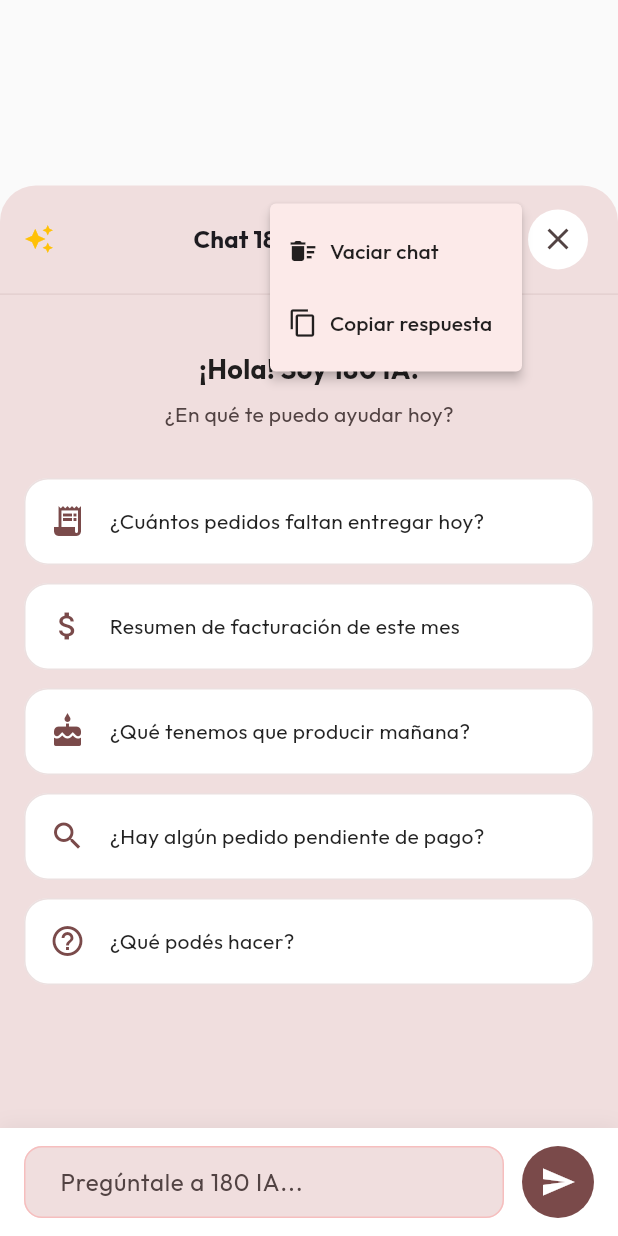
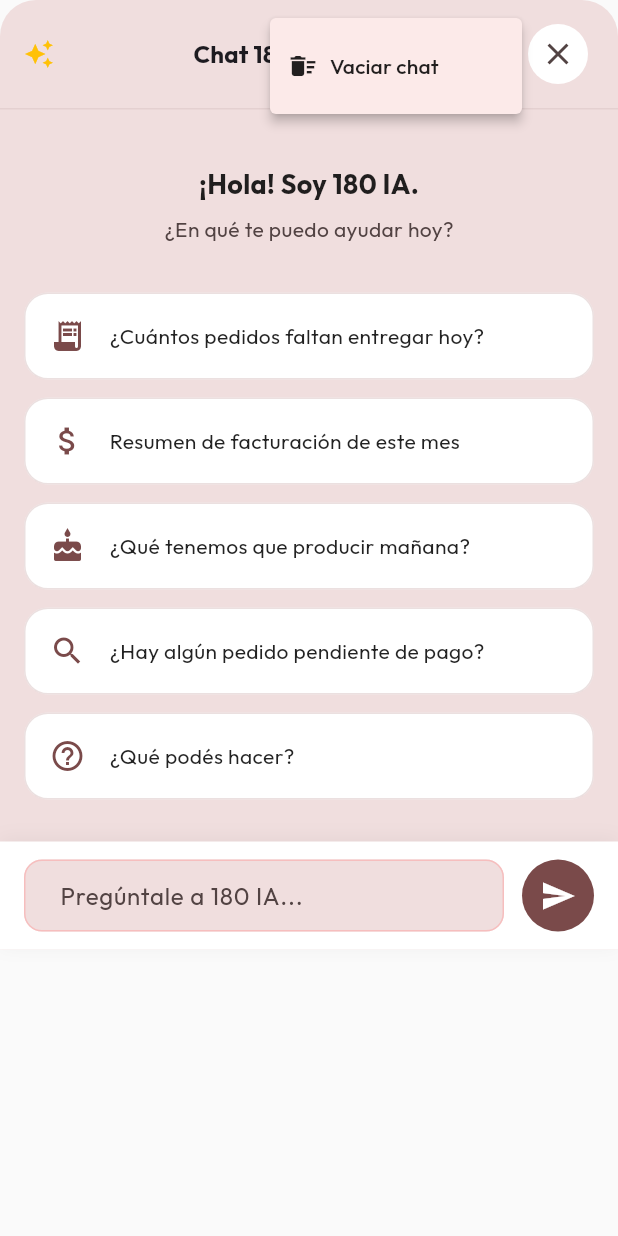
Before and after one commit to GustavoGines/180-flutter, a Flutter app: the CopilotBottomSheet widget shown alone on an empty page, opened directly, after a tap on the "more vert" icon, on a phone screen of 412 x 824 dp. Run offline on Flutter 3.47's test engine with Material 3 defaults, Android fonts, the light colour scheme and no system bars; our stand-ins replace cached_network_image, dio, firebase_core, firebase_messaging, fl_chart, flutter_contacts and 26 more; missing offline and left inert: firebase_app_distribution_platform_interface, record; accounts and stored records are empty; network calls fail.

Commit message:
style: rediseñar UX de la hoja inferior del Chat de IA - Se quitó DraggableScrollableSheet para usar un layout responsivo nativo que crece con el contenido - Se movió el botón de copiar respuesta del menú de 3 puntos directamente a cada burbuja de mensaje

```diff
--- a/lib/feature/copilot/copilot_bottom_sheet.dart
+++ b/lib/feature/copilot/copilot_bottom_sheet.dart
@@ -101,36 +101,20 @@ class _CopilotBottomSheetState extends ConsumerState<CopilotBottomSheet> {
     // Si solo está el mensaje de bienvenida y no hay carga, mostramos prompts
     final showPrompts = messages.length <= 1 && !messages.any((m) => m.isLoading);
 
-    return DraggableScrollableSheet(
-      initialChildSize: 0.85,
-      minChildSize: 0.25,
-      maxChildSize: 0.95,
-      builder: (context, scrollController) {
-        return TweenAnimationBuilder<double>(
-          duration: const Duration(milliseconds: 400),
-          curve: Curves.easeOutQuart,
-          tween: Tween(begin: 0.0, end: 1.0),
-          builder: (context, value, child) {
-            return Transform.translate(
-              offset: Offset(0, 40 * (1 - value)), // Deslizamiento interno suave
-              child: Opacity(
-                opacity: value, // Fade in
-                child: child,
+    return ConstrainedBox(
+      constraints: BoxConstraints(
+        maxHeight: MediaQuery.of(context).size.height * 0.95,
       ),
-            );
-          },
       child: Container(
         decoration: BoxDecoration(
           color: colorScheme.surfaceContainerHighest,
           borderRadius: const BorderRadius.vertical(top: Radius.circular(24)),
         ),
         child: Column(
+          mainAxisSize: MainAxisSize.min, // Clave para que crezca desde abajo
           children: [
-              // Cabecera (Handle de arrastre)
-              SingleChildScrollView(
-                controller: scrollController,
-                physics: const ClampingScrollPhysics(),
-                child: Container(
+            // Cabecera arrastrable nativamente por showModalBottomSheet
+            Container(
               padding: const EdgeInsets.symmetric(horizontal: 16, vertical: 12),
               decoration: BoxDecoration(
                 border: Border(bottom: BorderSide(color: colorScheme.outlineVariant.withValues(alpha: 0.5))),
@@ -152,16 +136,6 @@ class _CopilotBottomSheetState extends ConsumerState<CopilotBottomSheet> {
                     onSelected: (value) {
                       if (value == 'clear') {
                         ref.read(copilotControllerProvider.notifier).clearChat();
-                          } else if (value == 'copy') {
-                            final msgs = ref.read(copilotControllerProvider);
-                            final lastAssistant = msgs.lastWhere(
-                              (m) => m.role == ChatRole.assistant && !m.isLoading,
-                              orElse: () => msgs.first,
-                            );
-                            Clipboard.setData(ClipboardData(text: lastAssistant.content));
-                            ScaffoldMessenger.of(context).showSnackBar(
-                              const SnackBar(content: Text('Última respuesta copiada')),
-                            );
                       }
                     },
                     itemBuilder: (context) => [
@@ -172,16 +146,6 @@ class _CopilotBottomSheetState extends ConsumerState<CopilotBottomSheet> {
                             Icon(Icons.delete_sweep, size: 20),
                             SizedBox(width: 8),
                             Text('Vaciar chat'),
-                              ],
-                            ),
-                          ),
-                          const PopupMenuItem(
-                            value: 'copy',
-                            child: Row(
-                              children: [
-                                Icon(Icons.copy, size: 20),
-                                SizedBox(width: 8),
-                                Text('Copiar respuesta'),
                           ],
                         ),
                       ),
@@ -198,14 +162,13 @@ class _CopilotBottomSheetState extends ConsumerState<CopilotBottomSheet> {
                 ],
               ),
             ),
-              ),
 
             // Área de Mensajes
-              Expanded(
+            Flexible(
               child: showPrompts
                   ? _buildSuggestedPrompts(colorScheme)
                   : ListView.builder(
-                        // Removido: controller: scrollController para que el cuerpo NO arrastre el modal, solo haga scroll interno
+                      shrinkWrap: true, // Esto hace que ocupe el mínimo espacio posible
                       reverse: true,
                       padding: const EdgeInsets.symmetric(horizontal: 16, vertical: 16),
                       itemCount: messages.length,
@@ -220,9 +183,7 @@ class _CopilotBottomSheetState extends ConsumerState<CopilotBottomSheet> {
             _buildInputArea(context, colorScheme),
           ],
         ),
-        ), // Cierra Container
-        ); // Cierra TweenAnimationBuilder
-      },
+      ),
     );
   }
 
@@ -342,12 +303,24 @@ class _CopilotBottomSheetState extends ConsumerState<CopilotBottomSheet> {
                   ],
                   if (!isUser && !message.isLoading) ...[
                     const SizedBox(height: 4),
-                    Align(
-                      alignment: Alignment.centerRight,
-                      child: InkWell(
+                    Row(
+                      mainAxisAlignment: MainAxisAlignment.end,
+                      children: [
+                        InkWell(
+                          onTap: () {
+                            Clipboard.setData(ClipboardData(text: message.content));
+                            ScaffoldMessenger.of(context).showSnackBar(
+                              const SnackBar(content: Text('Respuesta copiada')),
+                            );
+                          },
+                          child: Padding(
+                            padding: const EdgeInsets.all(8.0),
+                            child: Icon(Icons.copy, size: 16, color: colorScheme.primary),
+                          ),
+                        ),
+                        InkWell(
                           onTap: () async {
                             final content = message.content;
-                          // Extract a short title from content for sourceContext
                             final title = content.length > 30 ? '${content.substring(0, 30)}...' : content;
                             final success = await ref.read(copilotControllerProvider.notifier).saveNote(
                               content: content,
@@ -361,10 +334,11 @@ class _CopilotBottomSheetState extends ConsumerState<CopilotBottomSheet> {
                             }
                           },
                           child: Padding(
-                          padding: const EdgeInsets.all(4.0),
+                            padding: const EdgeInsets.all(8.0),
                             child: Icon(Icons.bookmark_border, size: 16, color: colorScheme.primary),
                           ),
                         ),
+                      ],
                     ),
                   ]
                 ],
```
Lines whose indentation alone changed are shown as unchanged.
